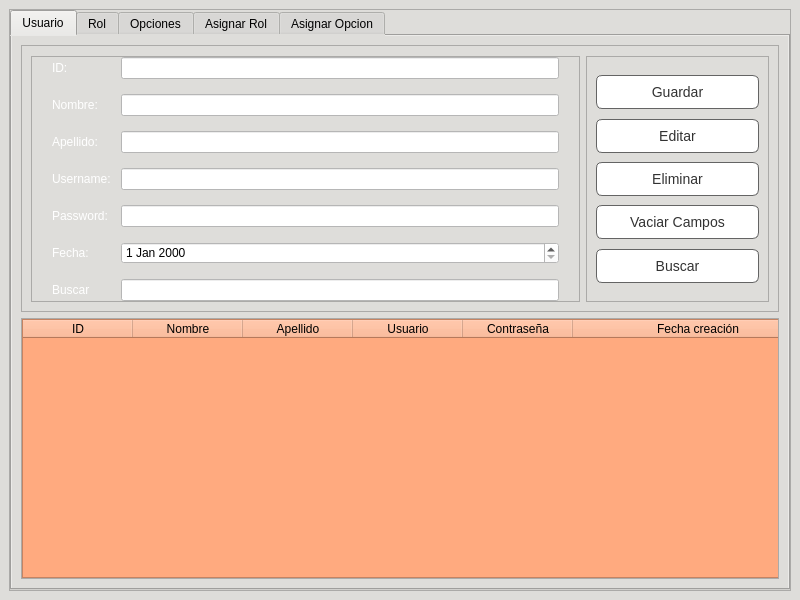
Qt form Proyecto/Interfaces/Ui/Seguridad.ui (EdCenten0/MAPA-Python) before a commit.
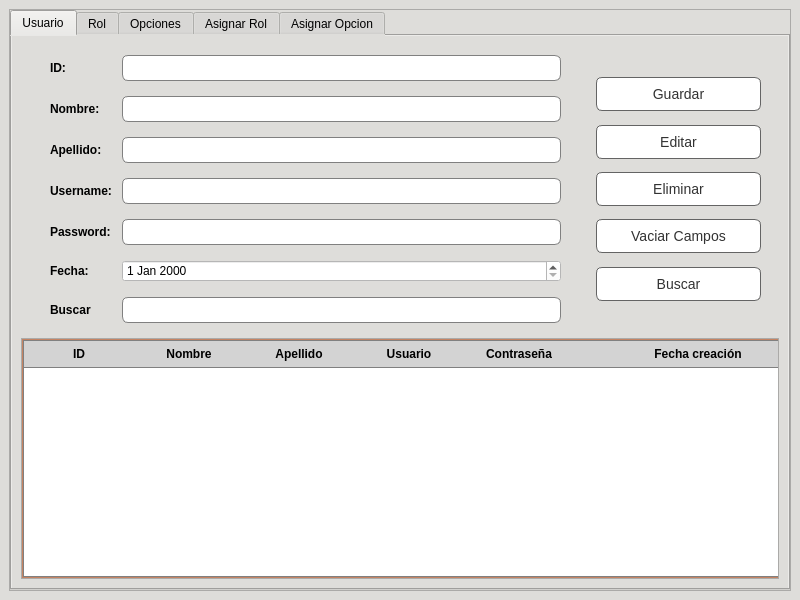
The same form after that commit.

Commit message: Cambios de diseños de seguridad

```diff
--- a/Proyecto/Interfaces/Ui/Seguridad.ui
+++ b/Proyecto/Interfaces/Ui/Seguridad.ui
@@ -117,6 +117,76 @@
            </property>
            <item>
             <widget class="QFrame" name="frame_2">
+             <property name="styleSheet">
+              <string notr="true">QFrame{
+	background-color: rgb(222, 221, 218);
+	border:none;
+}
+QPushButton {
+	background-color:rgb(255, 255, 255);
+	border:1px solid rgb(100,100,100);
+	color:rgb(50,50,50);
+    padding: 8px 16px;
+    border-radius: 6px;
+    font-size: 14px;
+}
+
+QPushButton:hover {
+    background-color: #D6D2D1;
+}
+
+QPushButton:pressed {
+    background-color: #52c7ff;
+}
+
+QLabel{
+		font-weight:500;
+}
+
+*{
+		font-family:&quot;Inter&quot;, sans-serif;
+		
+}
+
+QFrame{
+		background-color: rgb(222, 221, 218);
+		border-radius:10%;
+}
+
+QLineEdit {
+    background-color: white;
+    border: 1px solid gray;
+    padding: 4px;
+    border-radius: 6px;
+    font-size: 12px;
+}
+
+QLineEdit:focus {
+    border-color: #3daee9;
+    outline: none;
+}
+
+QLineEdit::hover {
+    background-color: #f0f0f0;
+}
+
+QTextEdit {
+    background-color: white;
+    border: 1px solid gray;
+    padding: 4px;
+    border-radius: 6px;
+    font-size: 12px;
+}
+
+QTextEdit:focus {
+    border-color: #3daee9;
+    outline: none;
+}
+
+QTextEdit::hover {
+    background-color: #f0f0f0;
+}</string>
+             </property>
              <property name="frameShape">
               <enum>QFrame::StyledPanel</enum>
              </property>
@@ -180,8 +250,7 @@
                  <item row="5" column="0">
                   <widget class="QLabel" name="label_49">
                    <property name="styleSheet">
-                    <string notr="true">font: 14pt &quot;Ubuntu&quot;;
-color: rgb(255, 255, 255);</string>
+                    <string notr="true"/>
                    </property>
                    <property name="text">
                     <string>Fecha:</string>
@@ -221,9 +290,7 @@
                  <item row="6" column="0">
                   <widget class="QLabel" name="label">
                    <property name="styleSheet">
-                    <string notr="true">font: 14pt &quot;Ubuntu&quot;;
-color: rgb(255, 255, 255);
-</string>
+                    <string notr="true"/>
                    </property>
                    <property name="text">
                     <string>Buscar</string>
@@ -233,8 +300,7 @@
                  <item row="0" column="0">
                   <widget class="QLabel" name="label_39">
                    <property name="styleSheet">
-                    <string notr="true">font: 14pt &quot;Ubuntu&quot;;
-color: rgb(255, 255, 255);</string>
+                    <string notr="true"/>
                    </property>
                    <property name="text">
                     <string>ID:</string>
@@ -244,8 +310,7 @@
                  <item row="2" column="0">
                   <widget class="QLabel" name="label_50">
                    <property name="styleSheet">
-                    <string notr="true">font: 14pt &quot;Ubuntu&quot;;
-color: rgb(255, 255, 255);</string>
+                    <string notr="true"/>
                    </property>
                    <property name="text">
                     <string>Apellido:</string>
@@ -255,8 +320,7 @@
                  <item row="3" column="0">
                   <widget class="QLabel" name="label_47">
                    <property name="styleSheet">
-                    <string notr="true">font: 14pt &quot;Ubuntu&quot;;
-color: rgb(255, 255, 255);</string>
+                    <string notr="true"/>
                    </property>
                    <property name="text">
                     <string>Username:</string>
@@ -266,8 +330,7 @@
                  <item row="4" column="0">
                   <widget class="QLabel" name="label_48">
                    <property name="styleSheet">
-                    <string notr="true">font: 14pt &quot;Ubuntu&quot;;
-color: rgb(255, 255, 255);</string>
+                    <string notr="true"/>
                    </property>
                    <property name="text">
                     <string>Password:</string>
@@ -285,8 +348,7 @@
                  <item row="1" column="0">
                   <widget class="QLabel" name="label_40">
                    <property name="styleSheet">
-                    <string notr="true">font: 14pt &quot;Ubuntu&quot;;
-color: rgb(255, 255, 255);</string>
+                    <string notr="true"/>
                    </property>
                    <property name="text">
                     <string>Nombre:</string>
@@ -683,12 +745,60 @@
                     <enum>Qt::LeftToRight</enum>
                    </property>
                    <property name="styleSheet">
-                    <string notr="true">background-color: rgb(255, 255, 255);
+                    <string notr="true">QTableView QHeaderView::section {
+    font-size: 12px;
+    font-weight: bold;
+    background-color: lightgray;
+    padding: 4px;
+    border: none;
+    border-bottom: 1px solid gray;
+}
 
-QTableView::item {
-    min-width: 100px;
-    max-width: 300px;
-}</string>
+QTableView {
+    background-color: white;
+    border: 1px solid gray;
+}
+
+QTableView QScrollBar:vertical {
+    width: 14px;
+    background-color: lightgray;
+}
+
+QTableView QScrollBar::handle:vertical {
+    background-color: gray;
+    border-radius: 7px;
+}
+
+QTableView QScrollBar::add-line:vertical,
+QTableView QScrollBar::sub-line:vertical {
+    background-color: transparent;
+}
+
+QTableView QScrollBar::add-page:vertical,
+QTableView QScrollBar::sub-page:vertical {
+    background-color: transparent;
+}
+
+QTableView QScrollBar:horizontal {
+    height: 14px;
+    background-color: lightgray;
+}
+
+QTableView QScrollBar::handle:horizontal {
+    background-color: gray;
+    border-radius: 7px;
+}
+
+QTableView QScrollBar::add-line:horizontal,
+QTableView QScrollBar::sub-line:horizontal {
+    background-color: transparent;
+}
+
+QTableView QScrollBar::add-page:horizontal,
+QTableView QScrollBar::sub-page:horizontal {
+    background-color: transparent;
+}
+</string>
                    </property>
                    <property name="frameShape">
                     <enum>QFrame::NoFrame</enum>
```
Left out of the diff: 546 changed lines with no effect on the pictures. The commit also changes 6 other files.
